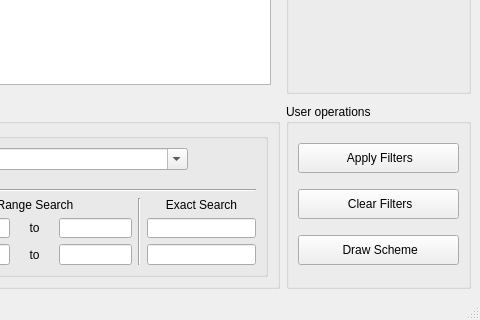
This is w_Isomer/w_IsomerAPI.ui in LISEcute/IsomerAPI as Qt 5 draws it before an edit; both pictures show x 597 to 1077 and y 369 to 689 of the 1077 by 689 pixel window. The edited form follows.
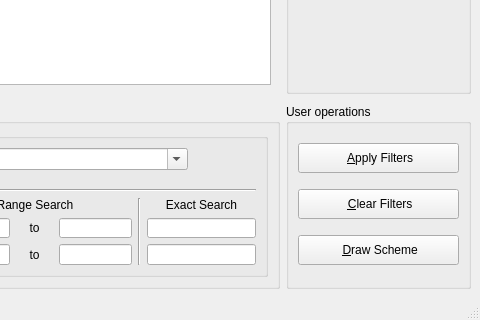
This is the edited form. Icons and pictures are not drawn.

The edit to the form file:
```diff
--- a/w_Isomer/w_IsomerAPI.ui
+++ b/w_Isomer/w_IsomerAPI.ui
@@ -1300,7 +1300,7 @@
           </size>
          </property>
          <property name="text">
-          <string> Apply Filters</string>
+          <string> &amp;Apply Filters</string>
          </property>
          <property name="icon">
           <iconset resource="isomapi_resources.qrc">
@@ -1323,7 +1323,7 @@
           </size>
          </property>
          <property name="text">
-          <string> Clear Filters</string>
+          <string> &amp;Clear Filters</string>
          </property>
          <property name="icon">
           <iconset resource="isomapi_resources.qrc">
@@ -1346,7 +1346,7 @@
           </size>
          </property>
          <property name="text">
-          <string> Draw Scheme</string>
+          <string> &amp;Draw Scheme</string>
          </property>
          <property name="icon">
           <iconset resource="isomapi_resources.qrc">
```
Left out of the diff: 15 changed lines with no effect on the pictures.
